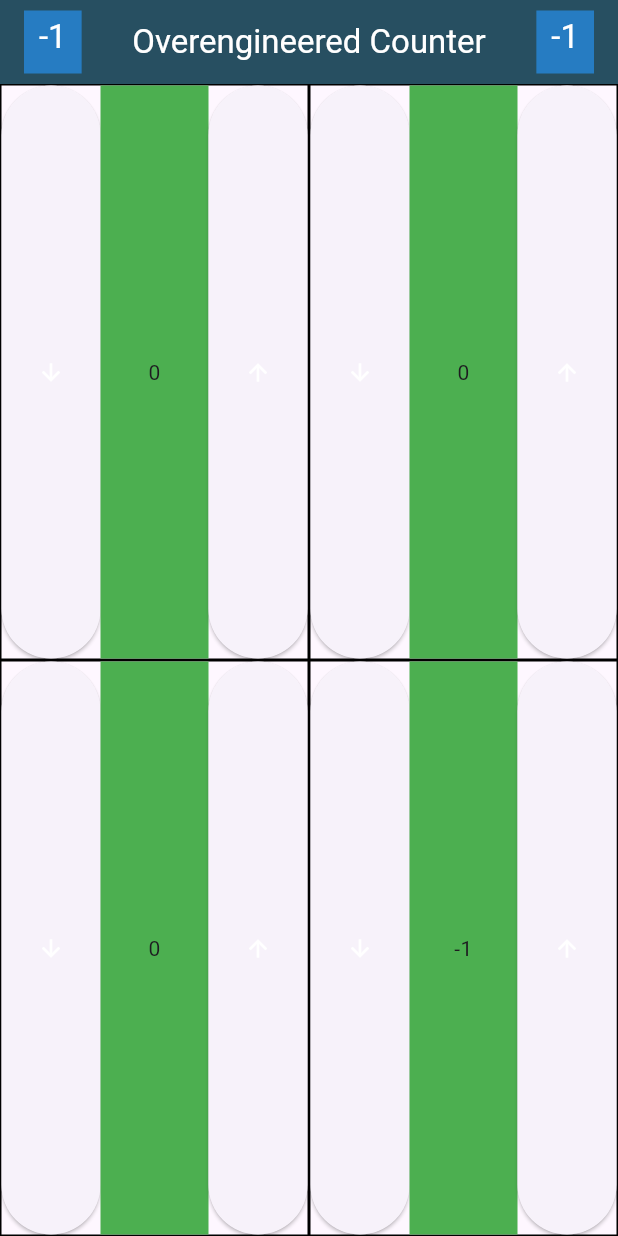
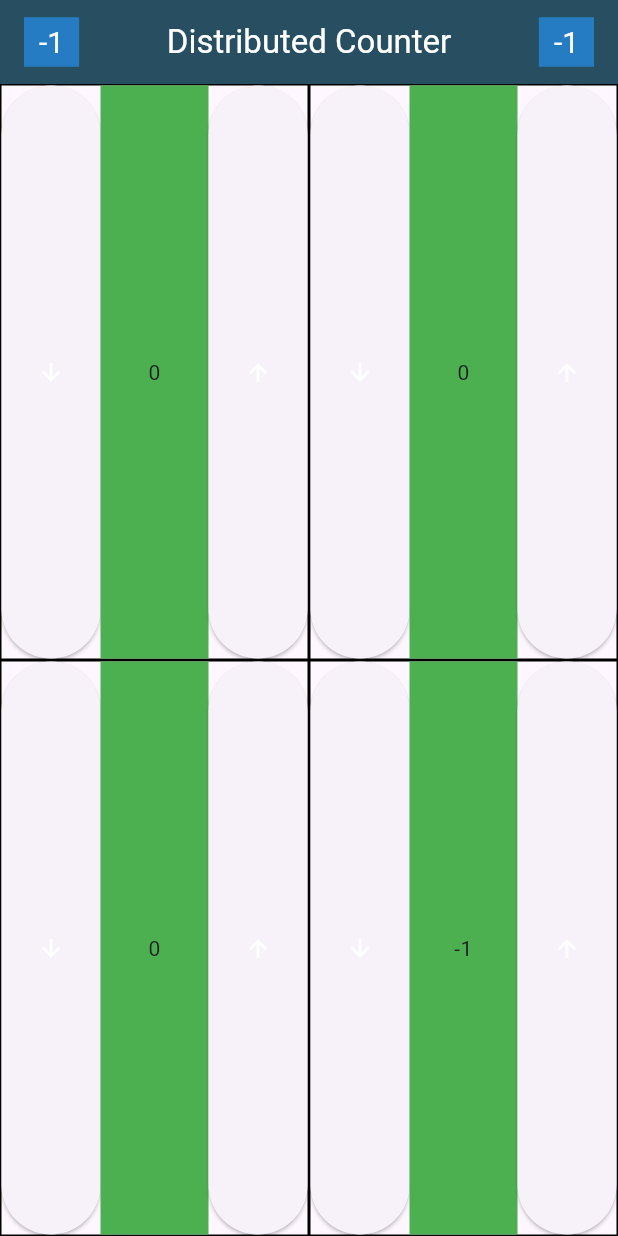
Before and after one commit to Kedirbiruh/i11_intro_012, a Flutter app: the DistributedHomepage screen opened directly, after a tap on the "arrow downward" icon, on a phone screen of 412 x 824 dp. Run offline on Flutter 3.47's test engine with Material 3 defaults, Android fonts, the phone set to English and light mode, and no system bars.

Commit message:
modified distributed quadrant

```diff
--- a/lib/02_distributed/distributed_homepage.dart
+++ b/lib/02_distributed/distributed_homepage.dart
@@ -1,5 +1,6 @@
 import 'package:flutter/material.dart';
 import 'package:flutter_application_2/02_distributed/quadrant.dart';
+import 'package:flutter_application_2/01_local/local_homepage.dart';
 
 class DistributedHomepage extends StatefulWidget {
   const DistributedHomepage({super.key});
@@ -14,147 +15,106 @@ class _DistributedHomepageState extends State<DistributedHomepage> {
   int _counter3 = 0;
   int _counter4 = 0;
 
+  int _getValue(int quadrant) {
+    switch (quadrant) {
+      case 1:
+        return _counter1;
+      case 2:
+        return _counter2;
+      case 3:
+        return _counter3;
+      case 4:
+        return _counter4;
+      default:
+        return 0;
+    }
+  }
+
+  void _updateCounter(int quadrant, bool increase) {
+    setState(() {
+      switch (quadrant) {
+        case 1:
+          increase ? _counter4++ : _counter4--;
+          break;
+        case 2:
+          increase ? _counter3++ : _counter3--;
+          break;
+        case 3:
+          increase ? _counter2++ : _counter2--;
+          break;
+        case 4:
+          increase ? _counter1++ : _counter1--;
+          break;
+      }
+    });
+  }
+
   @override
   Widget build(BuildContext context) {
+    final total = _counter1 + _counter2 + _counter3 + _counter4;
+
     return Scaffold(
       appBar: AppBar(
         backgroundColor: const Color.fromARGB(255, 39, 79, 97),
         title: Row(
           mainAxisAlignment: MainAxisAlignment.spaceBetween,
           children: [
-            Container(
-              color: const Color.fromARGB(255, 38, 124, 194),
-              child: Padding(
-                padding: const EdgeInsets.fromLTRB(10, 4, 10, 10),
-                child: Text(
-                  '${_counter1 + _counter2 + _counter3 + _counter4}',
-                  style: Theme.of(
-                    context,
-                  ).textTheme.titleLarge?.copyWith(color: Colors.white),
-                ),
-              ),
-            ),
-            Expanded(
-              child: Center(
-                child: Padding(
-                  padding: const EdgeInsets.fromLTRB(10, 0, 10, 0),
-                  child: Text(
-                    'Overengineered Counter',
+            _buildCountBox(total),
+            const Text(
+              'Distributed Counter',
               style: TextStyle(color: Colors.white),
             ),
-                ),
-              ),
-            ),
-            Container(
-              color: const Color.fromARGB(255, 38, 124, 194),
-              child: Padding(
-                padding: const EdgeInsets.fromLTRB(10, 4, 10, 10),
-                child: Text(
-                  '${_counter1 + _counter2 + _counter3 + _counter4}',
-                  style: Theme.of(
-                    context,
-                  ).textTheme.titleLarge?.copyWith(color: Colors.white),
-                ),
-              ),
-            ),
+            _buildCountBox(total),
           ],
         ),
       ),
-      body: Center(
-        child: Column(
-          mainAxisAlignment: MainAxisAlignment.center,
-          children: <Widget>[
+      body: Column(
+        children: [
           Expanded(
             child: Row(
-                mainAxisSize: MainAxisSize.max,
-                crossAxisAlignment: CrossAxisAlignment.stretch,
               children: [
                 Quadrant(
-                    value: _counter1,
-                    onPlus: () {
-                      setState(() {
-                        _counter4++;
-                      });
-                    },
-                    onMinus: () {
-                      setState(() {
-                        _counter4--;
-                      });
-                    },
+                  value: _getValue(1),
+                  onPlus: () => _updateCounter(1, true),
+                  onMinus: () => _updateCounter(1, false),
                 ),
                 Quadrant(
-                    value: _counter2,
-                    onPlus: () {
-                      setState(() {
-                        _counter3++;
-                      });
-                    },
-                    onMinus: () {
-                      setState(() {
-                        _counter3--;
-                      });
-                    },
+                  value: _getValue(2),
+                  onPlus: () => _updateCounter(2, true),
+                  onMinus: () => _updateCounter(2, false),
                 ),
               ],
             ),
           ),
           Expanded(
             child: Row(
-                mainAxisSize: MainAxisSize.max,
-                crossAxisAlignment: CrossAxisAlignment.stretch,
               children: [
                 Quadrant(
-                    value: _counter3,
-                    onPlus: () {
-                      setState(() {
-                        _counter2++;
-                      });
-                    },
-                    onMinus: () {
-                      setState(() {
-                        _counter2--;
-                      });
-                    },
+                  value: _getValue(3),
+                  onPlus: () => _updateCounter(3, true),
+                  onMinus: () => _updateCounter(3, false),
                 ),
                 Quadrant(
-                    value: _counter4,
-                    onPlus: () {
-                      setState(() {
-                        _counter1++;
-                      });
-                    },
-                    onMinus: () {
-                      setState(() {
-                        _counter1--;
-                      });
-                    },
+                  value: _getValue(4),
+                  onPlus: () => _updateCounter(4, true),
+                  onMinus: () => _updateCounter(4, false),
                 ),
               ],
             ),
           ),
         ],
       ),
+    );
+  }
+
+  Widget _buildCountBox(int total) {
+    return Container(
+      color: const Color.fromARGB(255, 38, 124, 194),
+      padding: const EdgeInsets.symmetric(horizontal: 10, vertical: 4),
+      child: Text(
+        '$total',
+        style: const TextStyle(color: Colors.white, fontSize: 20),
       ),
     );
   }
 }
-
-// class TextContainer extends StatelessWidget {
-//   const TextContainer({
-//     required this.containerColor,
-//     required this.text,
-//     super.key,
-//   });
-//   final Color containerColor;
-//   final String text;
-
-//   @override
-//   Widget build(BuildContext context) {
-//     return Container(
-//       width: 60,
-//       height: 60,
-//       color: containerColor,
-//       child: Center(child: Text(text)),
-//     );
-//   }
-// }
```
Lines whose indentation alone changed are shown as unchanged.
